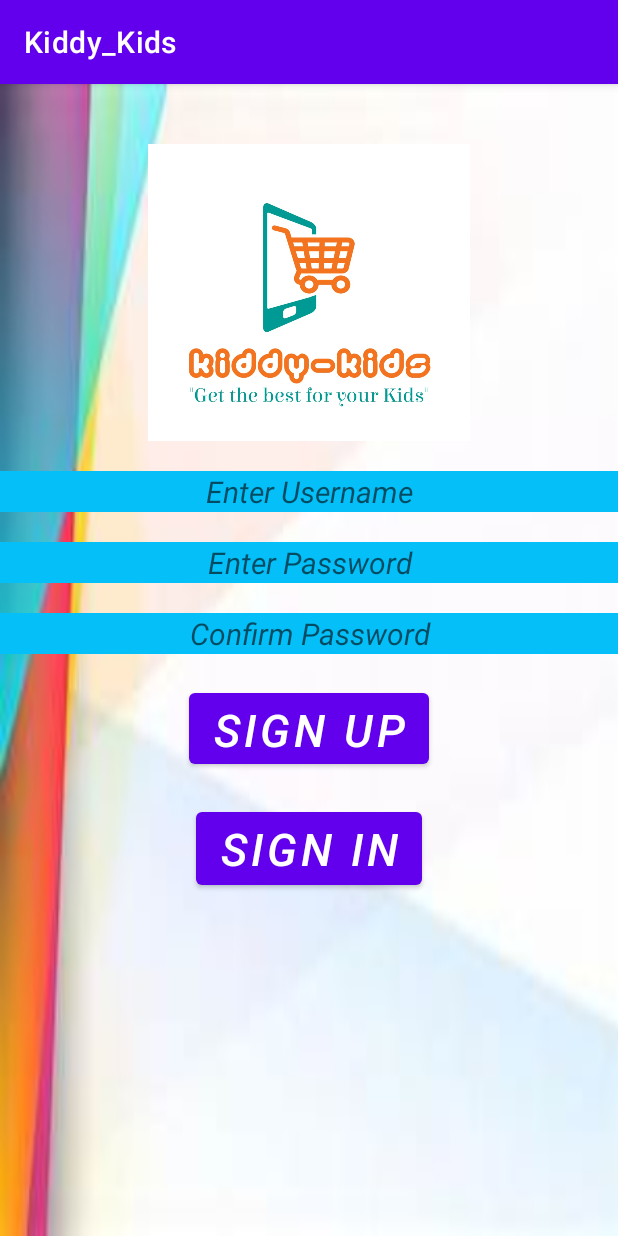
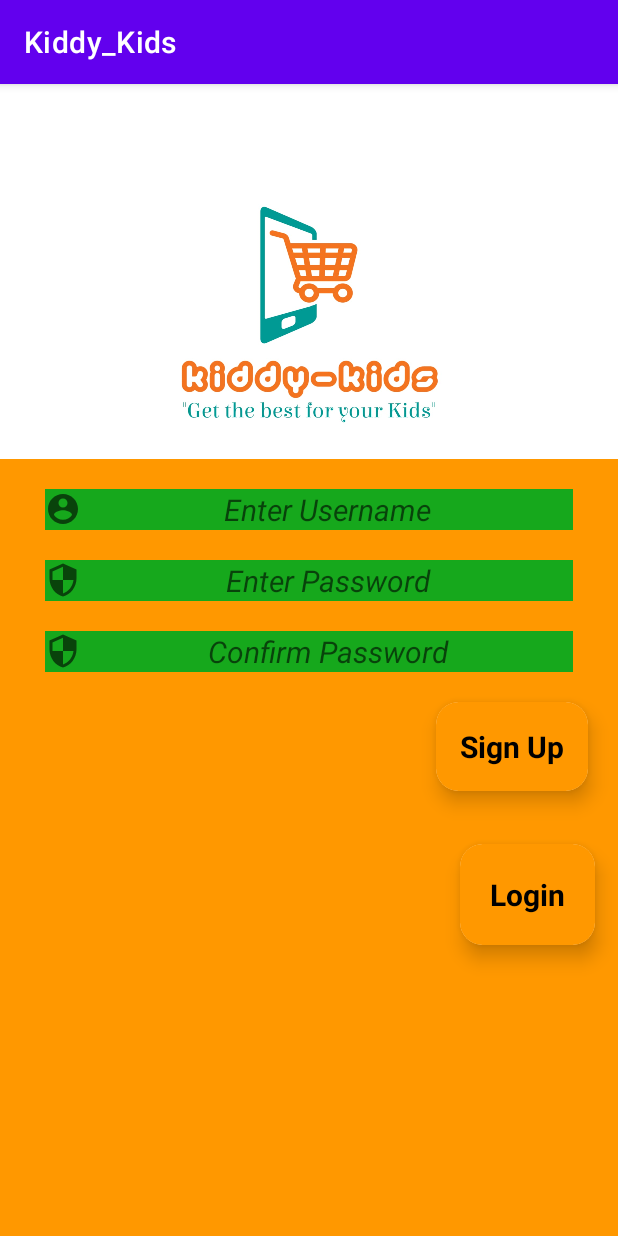
Before and after one commit to ANASZAIDULLAH/Kiddy_Kids2, an Android app: the screen it shows after launch (MainActivity), on a phone screen of 412 x 824 dp. Run offline under Robolectric (Android 15) with nearby library versions, the phone set to English and light mode, and no system bars.

Commit message:
Update Sign up (Anas Zaid)

```diff
--- a/app/src/main/java/com/example/kiddy_kids/MainActivity.java
+++ b/app/src/main/java/com/example/kiddy_kids/MainActivity.java
@@ -1,6 +1,8 @@
+
 package com.example.kiddy_kids;
 
 import androidx.appcompat.app.AppCompatActivity;
+import androidx.cardview.widget.CardView;
 
 import android.content.Intent;
 import android.os.Bundle;
@@ -15,8 +17,8 @@ public class MainActivity extends AppCompatActivity {
     EditText mTextUsername;
     EditText mTextPassword;
     EditText mconfirmpass;
-    Button signup;
-    Button signin;
+    CardView login, register;
+
    DBHelper DB;
 
     @Override
@@ -27,11 +29,11 @@ public class MainActivity extends AppCompatActivity {
         mTextUsername = (EditText) findViewById(R.id.username);
         mTextPassword = (EditText) findViewById(R.id.password);
         mconfirmpass =(EditText) findViewById(R.id.confirmp);
-        signup = (Button) findViewById(R.id.sign);
-        signin = (Button) findViewById(R.id.log);
+        login = (CardView) findViewById(R.id.sign);
+         register= (CardView) findViewById(R.id.log);
        DB = new DBHelper(this);
 
-        signup.setOnClickListener(new View.OnClickListener() {
+        login.setOnClickListener(new View.OnClickListener() {
             @Override
             public void onClick(View view) {
                 String user = mTextUsername.getText().toString();
@@ -66,7 +68,7 @@ public class MainActivity extends AppCompatActivity {
             }
         });
 
-        signin.setOnClickListener(new View.OnClickListener() {
+        register.setOnClickListener(new View.OnClickListener() {
             @Override
             public void onClick(View view) {
             Intent intent = new Intent(getApplicationContext(), LoginActivity.class);
--- /dev/null
+++ b/app/src/main/res/drawable/ic_baseline_account_circle_24.xml
@@ -0,0 +1,10 @@
+<vector xmlns:android="http://schemas.android.com/apk/res/android"
+    android:width="24dp"
+    android:height="24dp"
+    android:viewportWidth="24"
+    android:viewportHeight="24"
+    android:tint="?attr/colorControlNormal">
+  <path
+      android:fillColor="@android:color/white"
+      android:pathData="M12,2C6.48,2 2,6.48 2,12s4.48,10 10,10 10,-4.48 10,-10S17.52,2 12,2zM12,5c1.66,0 3,1.34 3,3s-1.34,3 -3,3 -3,-1.34 -3,-3 1.34,-3 3,-3zM12,19.2c-2.5,0 -4.71,-1.28 -6,-3.22 0.03,-1.99 4,-3.08 6,-3.08 1.99,0 5.97,1.09 6,3.08 -1.29,1.94 -3.5,3.22 -6,3.22z"/>
+</vector>
--- /dev/null
+++ b/app/src/main/res/drawable/ic_baseline_security_24.xml
@@ -0,0 +1,10 @@
+<vector xmlns:android="http://schemas.android.com/apk/res/android"
+    android:width="24dp"
+    android:height="24dp"
+    android:viewportWidth="24"
+    android:viewportHeight="24"
+    android:tint="?attr/colorControlNormal">
+  <path
+      android:fillColor="@android:color/white"
+      android:pathData="M12,1L3,5v6c0,5.55 3.84,10.74 9,12 5.16,-1.26 9,-6.45 9,-12L21,5l-9,-4zM12,11.99h7c-0.53,4.12 -3.28,7.79 -7,8.94L12,12L5,12L5,6.3l7,-3.11v8.8z"/>
+</vector>
--- a/app/src/main/res/layout/activity_main.xml
+++ b/app/src/main/res/layout/activity_main.xml
@@ -5,17 +5,22 @@
     android:layout_width="match_parent"
     android:layout_height="match_parent"
     android:orientation="vertical"
-    android:background="@drawable/ground"
+    android:background="@color/white"
     tools:context=".MainActivity">
 
     <ImageView
         android:id="@+id/image"
         android:layout_width="wrap_content"
-        android:layout_height="198dp"
+        android:layout_height="210dp"
         android:layout_gravity="center"
         android:layout_marginTop="40dp"
         android:src="@drawable/klogo" />
 
+<LinearLayout
+    android:layout_width="match_parent"
+    android:layout_height="match_parent"
+android:background="#FF9800"
+    android:orientation="vertical">
 
     <EditText
         android:layout_width="match_parent"
@@ -23,23 +28,28 @@
         android:layout_below="@id/text"
         android:hint="Enter Username"
         android:textSize="20sp"
+
+        android:layout_marginLeft="30dp"
         android:textStyle="italic"
-        android:background="#04BFF8"
+        android:layout_marginRight="30dp"
+        android:background="#16A81C"
         android:id="@+id/username"
-
+        android:drawableStart="@drawable/ic_baseline_account_circle_24"
         android:layout_marginTop="20dp"
         android:gravity="center"
         android:textColor="@color/black"/>
     <EditText
         android:layout_width="match_parent"
+        android:layout_marginRight="30dp"
+        android:layout_marginLeft="30dp"
+        android:background="#16A81C"
+        android:drawableStart="@drawable/ic_baseline_security_24"
         android:layout_height="wrap_content"
         android:layout_below="@id/username"
         android:hint="Enter Password"
         android:textSize="20sp"
         android:textStyle="italic"
-        android:background="#04BFF8"
         android:id="@+id/password"
-
         android:gravity="center"
         android:layout_marginTop="20dp"
         android:textColor="@color/black"/>
@@ -47,39 +57,86 @@
         android:layout_width="match_parent"
         android:layout_height="wrap_content"
         android:layout_below="@id/password"
+        android:layout_marginLeft="30dp"
+        android:layout_marginRight="30dp"
         android:hint="Confirm Password"
         android:textSize="20sp"
         android:textStyle="italic"
+        android:drawableStart="@drawable/ic_baseline_security_24"
         android:id="@+id/confirmp"
         android:gravity="center"
-        android:background="#04BFF8"
+        android:background="#16A81C"
         android:layout_marginTop="20dp"
         android:textColor="@color/black"/>
 
-    <Button
+
+
+    <androidx.cardview.widget.CardView
         android:id="@+id/sign"
         android:layout_width="wrap_content"
-        android:layout_height="59dp"
-        android:layout_below="@id/confirmp"
-        android:layout_gravity="center"
-        android:layout_marginTop="20dp"
-        android:text="Sign Up"
-        android:textColor="@color/white"
-        android:textSize="30sp"
-        android:textStyle="italic" />
-    <Button
+        android:layout_height="wrap_content"
+        android:layout_columnWeight="1"
+        android:layout_rowWeight="1"
+        android:layout_gravity="right"
+        app:cardElevation="8dp"
+        app:cardCornerRadius="15dp"
+        android:layout_margin="20dp"
+        >
+        <LinearLayout
+            android:layout_width="match_parent"
+            android:layout_height="match_parent"
+            android:orientation="vertical"
+            android:background="#FF9800"
+            android:padding="16sp"
+            android:gravity="center"
+            >
+
+
+            <TextView
+                android:layout_width="wrap_content"
+                android:layout_height="wrap_content"
+android:textStyle="bold"
+                android:textSize="20sp"
+                android:textColor="@color/black"
+                android:text="Sign Up"
+                />
+        </LinearLayout>
+    </androidx.cardview.widget.CardView>
+
+
+    <androidx.cardview.widget.CardView
+        android:id="@+id/log"
         android:layout_width="wrap_content"
         android:layout_height="wrap_content"
-        android:layout_below="@id/sign"
-        android:text="Sign in"
-        android:textSize="30sp"
-        android:textStyle="italic"
-        android:layout_marginTop="20dp"
-        android:layout_gravity="center"
-        android:textColor="@color/white"
+        android:layout_columnWeight="1"
+        android:layout_rowWeight="1"
+        android:layout_gravity="right"
+        app:cardElevation="8dp"
+        app:cardCornerRadius="15dp"
+        android:layout_margin="15dp"
+        >
 
-        android:id="@+id/log"/>
+        <LinearLayout
+            android:layout_width="match_parent"
+            android:layout_height="match_parent"
+            android:background="#FF9800"
+            android:gravity="center"
+            android:orientation="vertical"
+            android:padding="20sp">
+
+
+            <TextView
+                android:layout_width="wrap_content"
+                android:layout_height="wrap_content"
+                android:text="Login"
+                android:textColor="@color/black"
+                android:textSize="20sp"
+                android:textStyle="bold" />
+        </LinearLayout>
+    </androidx.cardview.widget.CardView>
 
 
 
 </LinearLayout>
+
+</LinearLayout>
```
